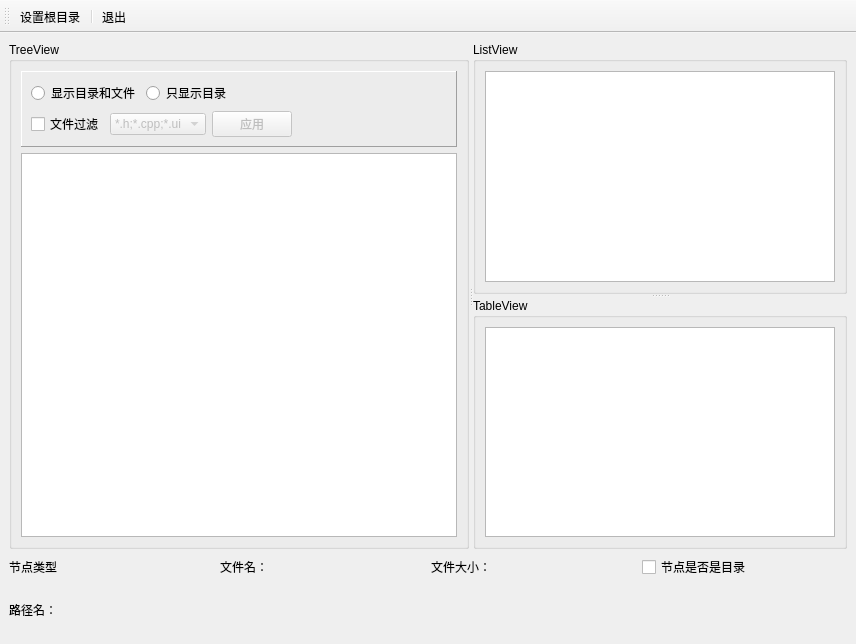
First picture: the form in Demo5_4_QFileSystemModel/mainwindow.ui, repository lucaszhang-code/Qt_Study, before the edit.
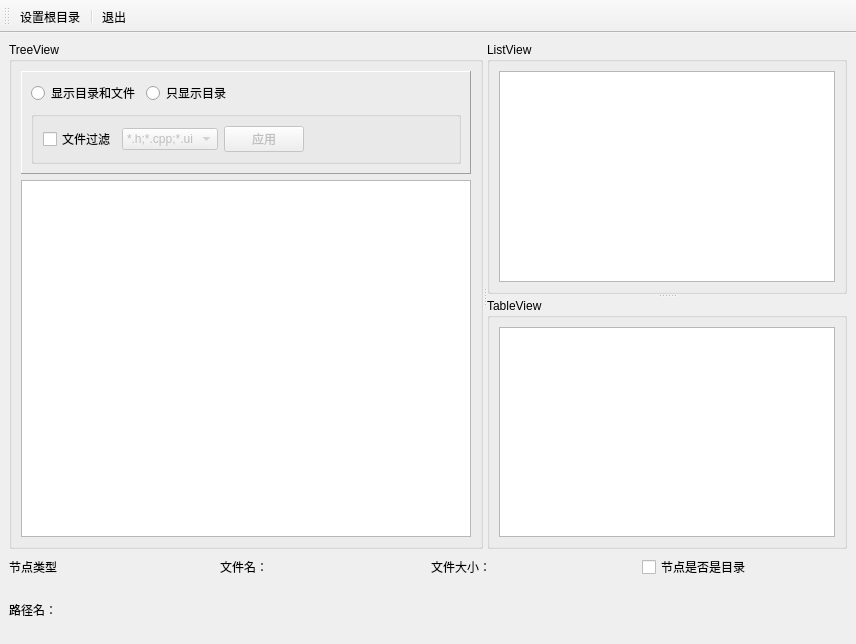
Second picture: the form after the edit. Icons and pictures are not drawn.

The edit to the form file:
```diff
--- a/Demo5_4_QFileSystemModel/mainwindow.ui
+++ b/Demo5_4_QFileSystemModel/mainwindow.ui
@@ -66,6 +66,12 @@
             </layout>
            </item>
            <item>
+            <widget class="QGroupBox" name="groupBoxFilter">
+             <property name="title">
+              <string/>
+             </property>
+             <layout class="QHBoxLayout" name="horizontalLayout_6">
+              <item>
             <layout class="QHBoxLayout" name="horizontalLayout_4">
              <item>
               <widget class="QCheckBox" name="checkBox_EnableFilter">
@@ -127,6 +133,9 @@
               </spacer>
              </item>
             </layout>
+              </item>
+             </layout>
+            </widget>
            </item>
           </layout>
          </widget>
```
Lines whose indentation alone changed are shown as unchanged.
